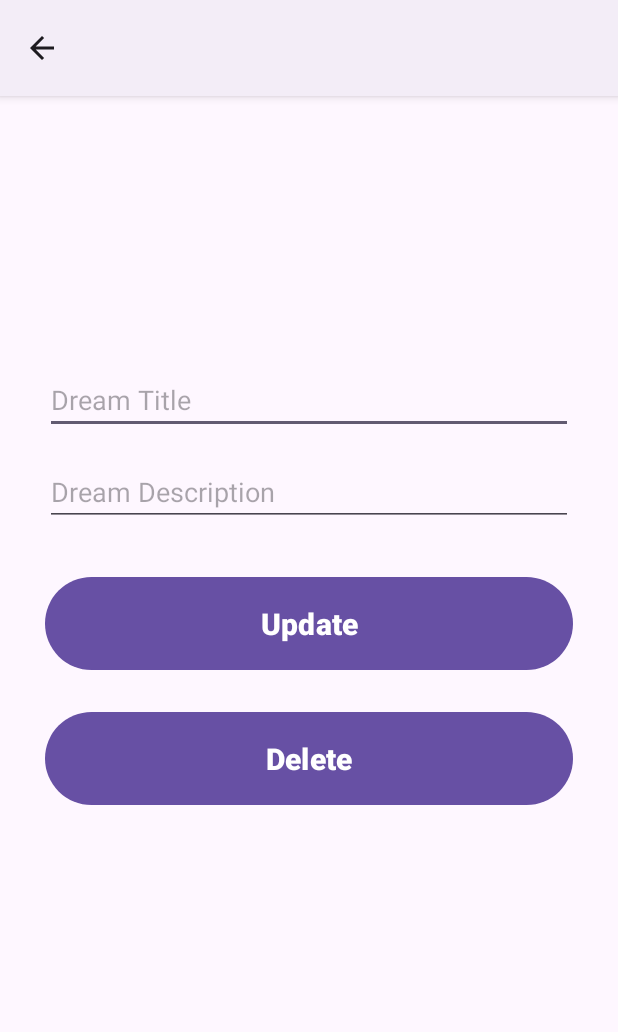
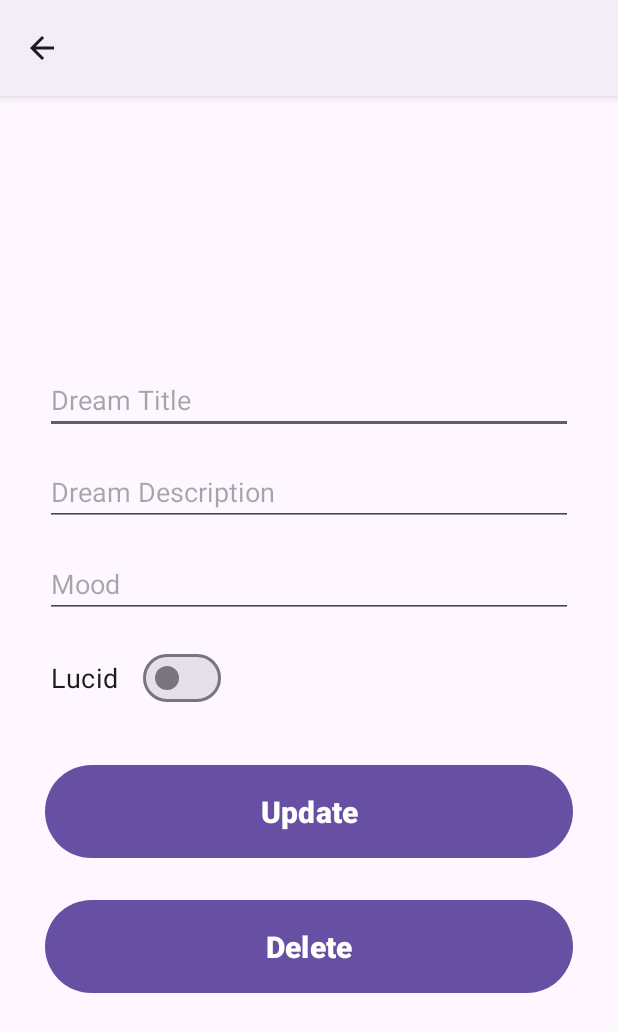
Before and after one commit to Alex7342/Lucid, an Android app built with Jetpack Compose: the UpdateActivity screen opened directly, with no data from a screen before it, on a phone screen of 412 x 824 dp. Shown: the top 1032 px of the screen. Run offline under Robolectric (Android 15) with nearby library versions, the phone set to English and light mode, and no system bars.

Commit message:
Changed the UpdateActivity to handle the new Dream entities

```diff
--- a/app/src/main/java/com/example/lucid/CustomAdapter.java
+++ b/app/src/main/java/com/example/lucid/CustomAdapter.java
@@ -47,6 +47,9 @@ public class CustomAdapter extends RecyclerView.Adapter<CustomAdapter.MyViewHold
                 intent.putExtra("id", String.valueOf(position));
                 intent.putExtra("title", String.valueOf(dreams.get(position).getTitle()));
                 intent.putExtra("description", String.valueOf(dreams.get(position).getDescription()));
+                intent.putExtra("mood", String.valueOf(dreams.get(position).getMood()));
+                intent.putExtra("date", dreams.get(position).getDate());
+                intent.putExtra("isLucid", dreams.get(position).isLucid());
                 activity.startActivityForResult(intent, 1);
             }
         });
--- a/app/src/main/java/com/example/lucid/Repository.java
+++ b/app/src/main/java/com/example/lucid/Repository.java
@@ -31,10 +31,10 @@ public class Repository {
         }
     }
 
-    public void updateDream(int id, String newTitle, String newDescription) {
+    public void updateDream(int id, String newTitle, String newDescription, String newMood, boolean newIsLucid) {
         try {
             Dream currentDream = dreamList.get(id);
-            dreamList.set(id, new Dream(newTitle, newDescription, currentDream.getMood(), currentDream.getDate(), currentDream.isLucid()));
+            dreamList.set(id, new Dream(newTitle, newDescription, newMood, currentDream.getDate(), newIsLucid));
             Toast.makeText(context, "Dream updated successfully!", Toast.LENGTH_SHORT).show();
         }
         catch(Exception exception) {
--- a/app/src/main/java/com/example/lucid/UpdateActivity.java
+++ b/app/src/main/java/com/example/lucid/UpdateActivity.java
@@ -7,14 +7,22 @@ import androidx.appcompat.app.AppCompatActivity;
 import android.content.DialogInterface;
 import android.os.Bundle;
 import android.view.View;
+import android.widget.CompoundButton;
 import android.widget.EditText;
 import android.widget.Button;
 import android.widget.Toast;
 
+import com.google.android.material.materialswitch.MaterialSwitch;
+
+import java.util.Date;
+
 public class UpdateActivity extends AppCompatActivity {
-    EditText titleInput, descriptionInput;
+    EditText titleInput, descriptionInput, moodInput;
+    MaterialSwitch isLucidInput;
     Button updateButton, deleteButton;
-    String id, title, description;
+    String id, title, description, mood;
+    Date date;
+    boolean isLucid;
 
     @Override
     protected void onCreate(Bundle savedInstanceState) {
@@ -23,6 +31,8 @@ public class UpdateActivity extends AppCompatActivity {
 
         titleInput = findViewById(R.id.titleUpdateInput);
         descriptionInput = findViewById(R.id.descriptionUpdateInput);
+        moodInput = findViewById(R.id.moodUpdateInput);
+        isLucidInput = findViewById(R.id.isLucidUpdateInput);
         updateButton = findViewById(R.id.updateButton);
         deleteButton = findViewById(R.id.deleteButton);
 
@@ -34,13 +44,21 @@ public class UpdateActivity extends AppCompatActivity {
             actionBar.setTitle(title);
         }
 
+        isLucidInput.setOnCheckedChangeListener(new CompoundButton.OnCheckedChangeListener() {
+            @Override
+            public void onCheckedChanged(CompoundButton buttonView, boolean isChecked) {
+                isLucid = isChecked;
+            }
+        });
+
         updateButton.setOnClickListener(new View.OnClickListener() {
             @Override
             public void onClick(View v) {
                 Repository repository = new Repository(UpdateActivity.this);
                 title = titleInput.getText().toString().trim();
                 description = descriptionInput.getText().toString().trim();
-                repository.updateDream(Integer.parseInt(id), title, description);
+                mood = moodInput.getText().toString().trim();
+                repository.updateDream(Integer.parseInt(id), title, description, mood, isLucid);
             }
         });
 
@@ -70,9 +88,23 @@ public class UpdateActivity extends AppCompatActivity {
             description = getIntent().getStringExtra("description");
         }
 
+        if (getIntent().hasExtra("date")) {
+            date = (Date) getIntent().getSerializableExtra("date");
+        }
+
+        if (getIntent().hasExtra("mood")) {
+            mood = getIntent().getStringExtra("mood");
+        }
+
+        if (getIntent().hasExtra("isLucid")) {
+            isLucid = getIntent().getBooleanExtra("isLucid", false);
+        }
+
         // Setting intent data
         titleInput.setText(title);
         descriptionInput.setText(description);
+        moodInput.setText(mood);
+        isLucidInput.setChecked(isLucid);
     }
 
     private void confirmDialog() {
--- a/app/src/main/res/layout/activity_update.xml
+++ b/app/src/main/res/layout/activity_update.xml
@@ -14,7 +14,8 @@
         android:layout_marginTop="150dp"
         android:ems="10"
         android:hint="Dream Title"
-        android:inputType="text"
+        android:inputType="textCapSentences"
+        android:maxLength="50"
         app:layout_constraintEnd_toEndOf="parent"
         app:layout_constraintStart_toStartOf="parent"
         app:layout_constraintTop_toTopOf="parent" />
@@ -26,10 +27,36 @@
         android:layout_marginTop="16dp"
         android:ems="10"
         android:hint="Dream Description"
-        android:inputType="text"
+        android:inputType="textCapSentences|textMultiLine"
+        android:maxLines="5"
+        android:maxLength="2000"
         app:layout_constraintEnd_toEndOf="parent"
         app:layout_constraintStart_toStartOf="parent"
         app:layout_constraintTop_toBottomOf="@+id/titleUpdateInput" />
+
+    <EditText
+        android:id="@+id/moodUpdateInput"
+        android:layout_width="match_parent"
+        android:layout_height="wrap_content"
+        android:layout_marginTop="16dp"
+        android:ems="10"
+        android:hint="Mood"
+        android:inputType="textCapSentences"
+        app:layout_constraintEnd_toEndOf="parent"
+        app:layout_constraintStart_toStartOf="parent"
+        app:layout_constraintTop_toBottomOf="@+id/descriptionUpdateInput" />
+
+    <com.google.android.material.materialswitch.MaterialSwitch
+        android:id="@+id/isLucidUpdateInput"
+        android:layout_width="wrap_content"
+        android:layout_height="wrap_content"
+        android:layout_marginTop="16dp"
+        android:paddingLeft="4dp"
+        android:paddingRight="4dp"
+        android:text="Lucid"
+        android:textSize="18dp"
+        app:layout_constraintStart_toStartOf="parent"
+        app:layout_constraintTop_toBottomOf="@+id/moodUpdateInput" />
 
     <Button
         android:id="@+id/updateButton"
@@ -41,7 +68,7 @@
         android:textStyle="bold"
         app:layout_constraintEnd_toEndOf="parent"
         app:layout_constraintStart_toStartOf="parent"
-        app:layout_constraintTop_toBottomOf="@+id/descriptionUpdateInput" />
+        app:layout_constraintTop_toBottomOf="@+id/isLucidUpdateInput" />
 
     <Button
         android:id="@+id/deleteButton"
```
